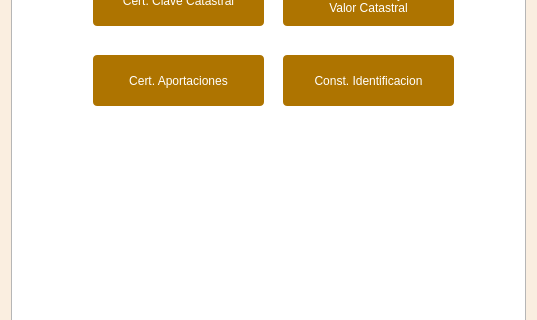
First picture: the form in funciones/consulta/ActualizacionCatastralV3_dialog_base.ui, repository gerardoros/CartograficoQgisPlugin, before the edit; both pictures show x 0 to 537 and y 102 to 422 of the 537 by 537 pixel window.
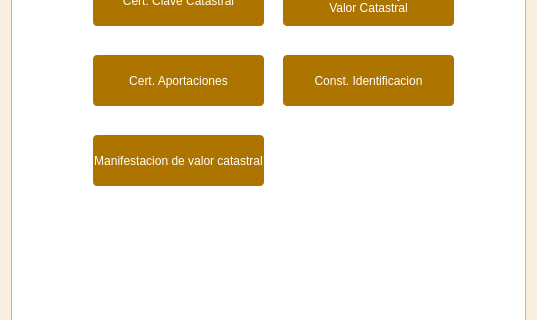
Second picture: the form after the edit. The open tabs and pages were chosen to show the change.

What changed in the file:
```diff
--- a/funciones/consulta/ActualizacionCatastralV3_dialog_base.ui
+++ b/funciones/consulta/ActualizacionCatastralV3_dialog_base.ui
@@ -1567,6 +1567,40 @@
         </size>
        </property>
       </widget>
+      <widget class="QPushButton" name="btnManifestacion">
+       <property name="geometry">
+        <rect>
+         <x>80</x>
+         <y>200</y>
+         <width>171</width>
+         <height>51</height>
+        </rect>
+       </property>
+       <property name="styleSheet">
+        <string notr="true">QPushButton{
+background : rgb(174, 116, 0);
+color : rgb(255, 255, 255);
+border-radius : 4px;
+}
+QPushButton::hover{
+background : rgb(104, 69, 13);
+color : rgb(255, 255, 255);
+border-radius : 4px;
+}
+QPushButton:disabled {
+background: rgb(217, 217, 217)
+}</string>
+       </property>
+       <property name="text">
+        <string>Manifestacion de valor catastral</string>
+       </property>
+       <property name="iconSize">
+        <size>
+         <width>106</width>
+         <height>106</height>
+        </size>
+       </property>
+      </widget>
      </widget>
     </widget>
    </item>
```
Left out of the diff: 2 changed lines with no effect on the pictures.
